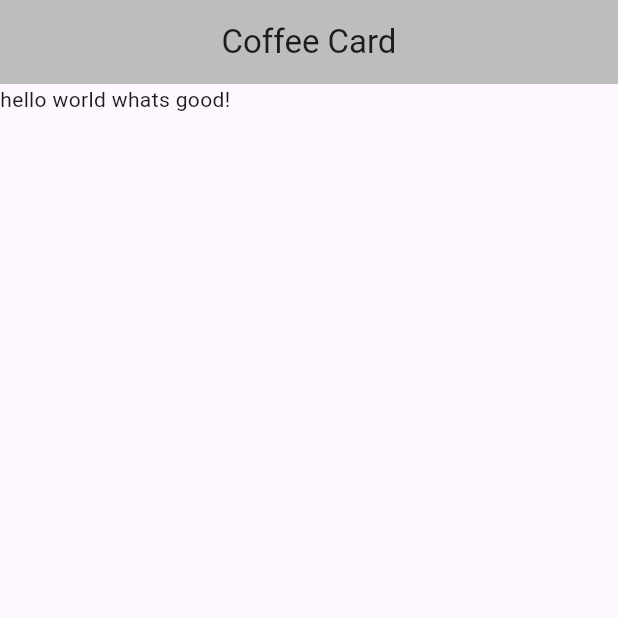
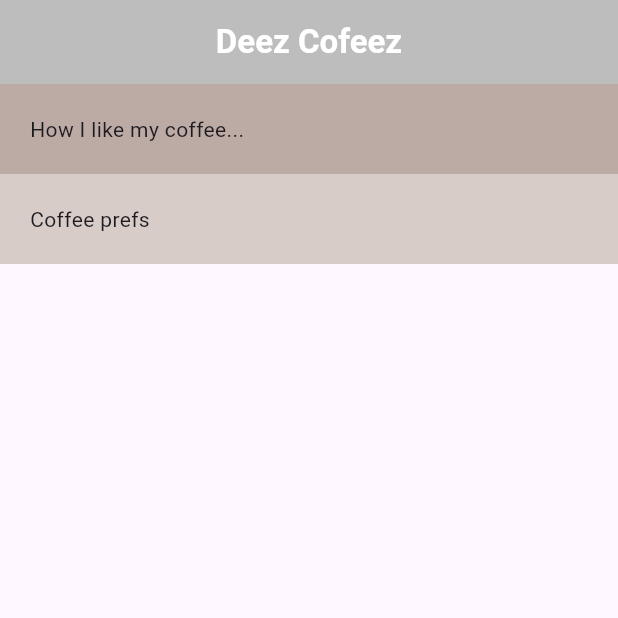
Before and after one commit to Abil-Shrestha/Coffee_card, a Flutter app: the screen it shows after launch, on a phone screen of 412 x 824 dp, the top half of it. Run offline on Flutter 3.47's test engine with Material 3 defaults, Android fonts, the phone set to English and light mode, and no system bars.

```diff
--- a/lib/home.dart
+++ b/lib/home.dart
@@ -7,11 +7,24 @@ class Home extends StatelessWidget {
   Widget build(BuildContext context) {
     return Scaffold(
       appBar: AppBar(
-        title: const Text('Coffee Card'),
+        title: const Text('Deez Cofeez',
+            style: TextStyle(color: Colors.white, fontWeight: FontWeight.bold)),
         backgroundColor: Colors.grey[400],
         centerTitle: true,
       ),
-      body: const Text('hello world whats good!'),
+      body: Column(
+        crossAxisAlignment: CrossAxisAlignment.stretch,
+        children: [
+          Container(
+              color: Colors.brown[200],
+              padding: const EdgeInsets.all(20),
+              child: const Text('How I like my coffee...')),
+          Container(
+              color: Colors.brown[100],
+              padding: const EdgeInsets.all(20),
+              child: const Text('Coffee prefs')),
+        ],
+      ),
     );
   }
 }
```
Also changed, not shown: lib/main.dart (+22 -0 lines).
